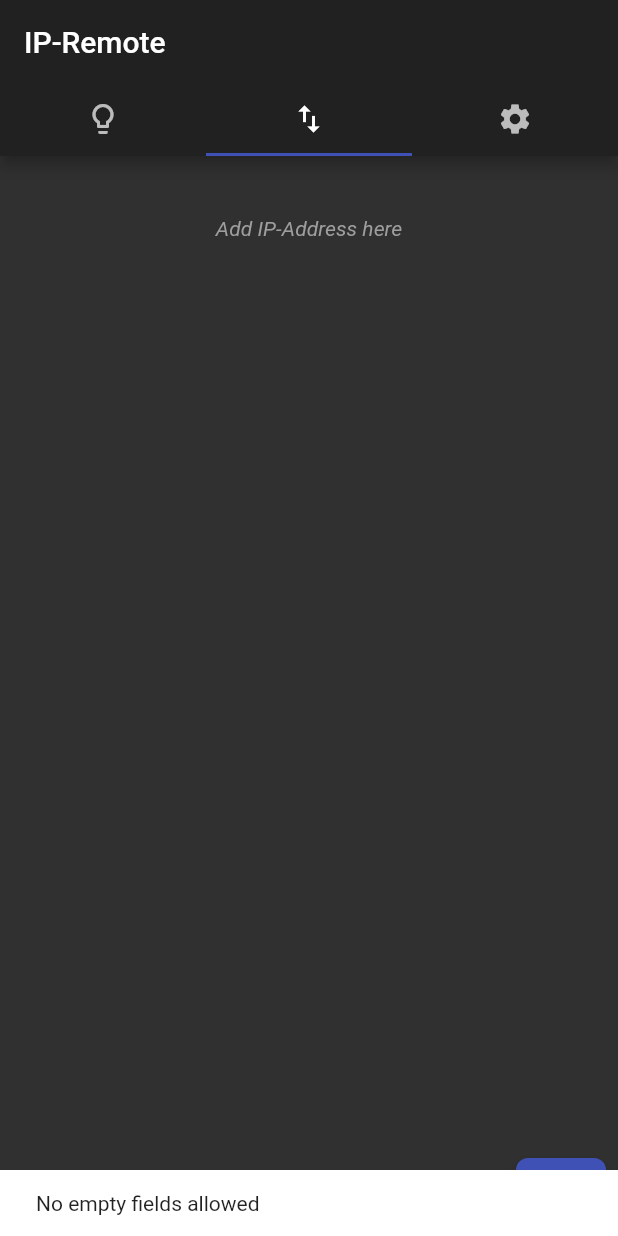
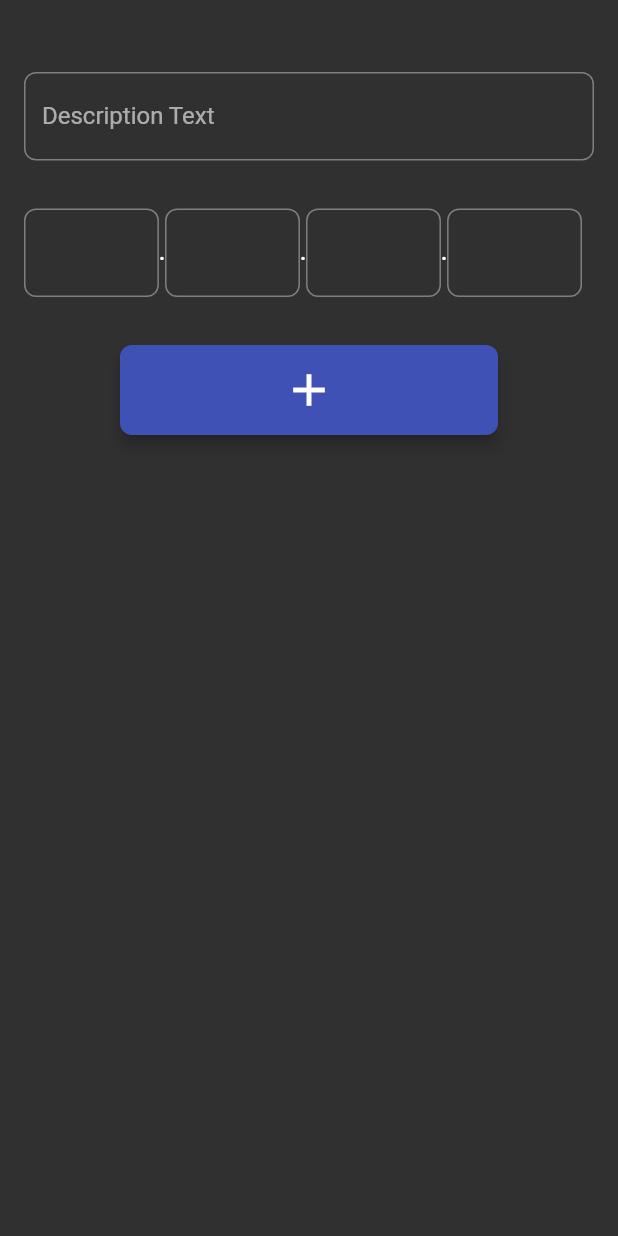
Before and after one commit to tobiasreissmann/ip_remote, a Flutter app: the screen it shows after launch, tab 2 chosen, after a tap on the "add" icon, on a phone screen of 412 x 824 dp. Run offline on Flutter 3.47's test engine with Material 2 defaults, Android fonts, the light colour scheme and no system bars; our stand-ins replace rxdart, sqflite; accounts and stored records are empty.

Commit message:
ip desc && bug fixing

```diff
--- a/ip_remote/lib/bloc/ipAddressBloc.dart
+++ b/ip_remote/lib/bloc/ipAddressBloc.dart
@@ -2,6 +2,7 @@ import 'dart:async';
 import 'package:rxdart/rxdart.dart';
 
 import 'package:ip_remote/services/database.dart';
+import 'package:ip_remote/models/ip_address.dart';
 
 class IpAddressBloc {
   IpAddressBloc() {
@@ -12,41 +13,41 @@ class IpAddressBloc {
     _loadData();
   }
 
-  final _ipAddressListController = BehaviorSubject<List<String>>();
-  StreamSink<List<String>> get _inIpAddressListSink => _ipAddressListController.sink;
-  Stream<List<String>> get ipAddressListStream => _ipAddressListController.stream;
-  List<String> get ipAddressList => _ipAddressListController.value;
+  final _ipAddressListController = BehaviorSubject<List<IpAddress>>();
+  StreamSink<List<IpAddress>> get _inIpAddressListSink => _ipAddressListController.sink;
+  Stream<List<IpAddress>> get ipAddressListStream => _ipAddressListController.stream;
+  List<IpAddress> get ipAddressList => _ipAddressListController.value;
 
-  final _activeIpAddressController = BehaviorSubject<String>();
-  StreamSink<String> get _inActiveIpAddressSink => _activeIpAddressController.sink;
-  Stream<String> get activeIpAddressStream => _activeIpAddressController.stream;
-  String get activeIpAddress => _activeIpAddressController.value;
+  final _activeIpAddressController = BehaviorSubject<IpAddress>();
+  StreamSink<IpAddress> get _inActiveIpAddressSink => _activeIpAddressController.sink;
+  Stream<IpAddress> get activeIpAddressStream => _activeIpAddressController.stream;
+  IpAddress get activeIpAddress => _activeIpAddressController.value;
 
-  final _changeActiveIpAdress = StreamController<String>();
-  StreamSink<String> get changeActiveIpAddress => _changeActiveIpAdress.sink;
-  Stream<String> get _changeActiveIpAdressStream => _changeActiveIpAdress.stream;
+  final _changeActiveIpAdress = StreamController<IpAddress>();
+  StreamSink<IpAddress> get changeActiveIpAddress => _changeActiveIpAdress.sink;
+  Stream<IpAddress> get _changeActiveIpAdressStream => _changeActiveIpAdress.stream;
 
-  final _addIpAddressController = StreamController<String>();
-  StreamSink<String> get addIpAddress => _addIpAddressController.sink;
-  Stream<String> get _addIpAddressStream => _addIpAddressController.stream;
+  final _addIpAddressController = StreamController<IpAddress>();
+  StreamSink<IpAddress> get addIpAddress => _addIpAddressController.sink;
+  Stream<IpAddress> get _addIpAddressStream => _addIpAddressController.stream;
 
-  final _deleteIpAddressController = StreamController<String>();
-  StreamSink<String> get deleteIpAddress => _deleteIpAddressController.sink;
-  Stream<String> get _deleteIpAddressStream => _deleteIpAddressController.stream;
+  final _deleteIpAddressController = StreamController<IpAddress>();
+  StreamSink<IpAddress> get deleteIpAddress => _deleteIpAddressController.sink;
+  Stream<IpAddress> get _deleteIpAddressStream => _deleteIpAddressController.stream;
 
-  void _addIpAddress(String ipAddress) {
+  void _addIpAddress(IpAddress ipAddress) {
     _inIpAddressListSink.add((ipAddressList != null ? (ipAddressList..add(ipAddress)) : [ipAddress]).toList());
-    if (activeIpAddress == null) changeActiveIpAddress.add(ipAddress);
+    if (ipAddressList.isEmpty || activeIpAddress == null) changeActiveIpAddress.add(ipAddress);
     databaseAddIpAddress(ipAddress);
   }
 
-  void _removeIpAddress(String ipAddress) {
+  void _removeIpAddress(IpAddress ipAddress) {
     _inIpAddressListSink.add(ipAddressList.where((_ipAddress) => _ipAddress != ipAddress).toList());
-    if (activeIpAddress == ipAddress) changeActiveIpAddress.add(null);
+    if (activeIpAddress.address == ipAddress.address && activeIpAddress.description == ipAddress.description) changeActiveIpAddress.add(null);
     databaseRemoveIpAddress(ipAddress);
   }
 
-  void _changeActiveIpAddress(String ipAddress) {
+  void _changeActiveIpAddress(IpAddress ipAddress) {
     _inActiveIpAddressSink.add(ipAddress);
     databaseChangeActiveIpAddress(ipAddress);
   }
--- /dev/null
+++ b/ip_remote/lib/gui/network/addIpAddressDialog.dart
@@ -0,0 +1,161 @@
+import 'package:flutter/material.dart';
+
+import 'package:ip_remote/bloc/ipAddressProvider.dart';
+import 'package:ip_remote/models/ip_address.dart';
+
+class AddIpAddressDialog extends StatefulWidget {
+  @override
+  _AddIpAddressDialogState createState() => _AddIpAddressDialogState();
+}
+
+class _AddIpAddressDialogState extends State<AddIpAddressDialog> {
+  final TextEditingController _ipA = TextEditingController();
+  final TextEditingController _ipB = TextEditingController();
+  final TextEditingController _ipC = TextEditingController();
+  final TextEditingController _ipD = TextEditingController();
+
+  TextEditingController _desciption = TextEditingController();
+  final GlobalKey<ScaffoldState> _scaffoldKey = GlobalKey<ScaffoldState>();
+
+  @override
+  Widget build(BuildContext context) {
+    return GestureDetector(
+      onTap: () => Navigator.pop(context),
+      child: Scaffold(
+        key: _scaffoldKey,
+        body: ListView(
+          children: <Widget>[
+            Padding(padding: const EdgeInsets.all(16)),
+            Padding(
+              padding: const EdgeInsets.all(16),
+              child: TextFormField(
+                keyboardAppearance: Brightness.dark,
+                controller: _desciption,
+                decoration: InputDecoration(
+                  labelText: 'Description Text',
+                  border: OutlineInputBorder(borderRadius: BorderRadius.circular(8)),
+                ),
+              ),
+            ),
+            Padding(
+              padding: const EdgeInsets.all(16),
+              child: Row(
+                children: <Widget>[
+                  Expanded(
+                    flex: 4,
+                    child: Row(
+                      children: <Widget>[
+                        Expanded(
+                          child: TextFormField(
+                            controller: _ipA,
+                            decoration: InputDecoration(
+                              border: OutlineInputBorder(borderRadius: BorderRadius.circular(8)),
+                            ),
+                            textAlign: TextAlign.center,
+                            keyboardType: TextInputType.number,
+                          ),
+                        ),
+                        Text('.', style: TextStyle(fontWeight: FontWeight.bold)),
+                        Expanded(
+                          child: TextFormField(
+                            controller: _ipB,
+                            decoration: InputDecoration(
+                              border: OutlineInputBorder(borderRadius: BorderRadius.circular(8)),
+                            ),
+                            textAlign: TextAlign.center,
+                            keyboardType: TextInputType.number,
+                          ),
+                        ),
+                        Text('.', style: TextStyle(fontWeight: FontWeight.bold)),
+                        Expanded(
+                          child: TextFormField(
+                            controller: _ipC,
+                            decoration: InputDecoration(
+                              border: OutlineInputBorder(borderRadius: BorderRadius.circular(8)),
+                            ),
+                            textAlign: TextAlign.center,
+                            keyboardType: TextInputType.number,
+                          ),
+                        ),
+                        Text('.', style: TextStyle(fontWeight: FontWeight.bold)),
+                        Expanded(
+                          child: TextFormField(
+                            controller: _ipD,
+                            decoration: InputDecoration(
+                              border: OutlineInputBorder(borderRadius: BorderRadius.circular(8)),
+                            ),
+                            textAlign: TextAlign.center,
+                            keyboardType: TextInputType.number,
+                          ),
+                        ),
+                        Padding(padding: const EdgeInsets.all(4)),
+                      ],
+                    ),
+                  ),
+                ],
+              ),
+            ),
+            Padding(
+              padding: const EdgeInsets.symmetric(horizontal: 80, vertical: 16),
+              child: ButtonTheme(
+                height: 50,
+                child: Hero(
+                  tag: "addIpAddress",
+                  child: ButtonTheme(
+                    height: 60,
+                    minWidth: 90,
+                    child: RaisedButton(
+                      elevation: 4,
+                      shape: RoundedRectangleBorder(borderRadius: BorderRadius.circular(8)),
+                      child: Icon(Icons.add, size: 36),
+                      onPressed: () => addIpAddress(context),
+                    ),
+                  ),
+                ),
+              ),
+            ),
+          ],
+        ),
+      ),
+    );
+  }
+
+  void addIpAddress(BuildContext context) {
+    if (_ipA.text == '' || _ipB.text == '' || _ipB.text == '' || _ipB.text == '') {
+      _scaffoldKey.currentState.removeCurrentSnackBar();
+      _scaffoldKey.currentState.showSnackBar(
+        SnackBar(content: Text('No empty fields allowed')),
+      );
+      return;
+    }
+    final IpAddress ipAddress = IpAddress('${_ipA.text}.${_ipB.text}.${_ipC.text}.${_ipD.text}', _desciption.text);
+    RegExp validIpAddress =
+        RegExp(r'^(?:(?:25[0-5]|2[0-4][0-9]|[01]?[0-9][0-9]?)\.){3}(?:25[0-5]|2[0-4][0-9]|[01]?[0-9][0-9]?)$');
+    if (validIpAddress.allMatches(ipAddress.address).length != 1) {
+      _scaffoldKey.currentState.removeCurrentSnackBar();
+      _scaffoldKey.currentState.showSnackBar(
+        SnackBar(content: Text('False IP-Address syntax')),
+      );
+      return;
+    }
+    if (IpAddressProvider.of(context)
+        .bloc
+        .ipAddressList
+        .where(
+            (_ipAddress) => _ipAddress.address == ipAddress.address && _ipAddress.description == ipAddress.description)
+        .isNotEmpty) {
+      _scaffoldKey.currentState.removeCurrentSnackBar();
+      _scaffoldKey.currentState.showSnackBar(
+        SnackBar(content: Text('IP-Address already exists')),
+      );
+      return;
+    }
+    IpAddressProvider.of(context).bloc.addIpAddress.add(ipAddress);
+    _ipA.clear();
+    _ipB.clear();
+    _ipC.clear();
+    _ipD.clear();
+    _desciption.clear();
+    Navigator.pop(context);
+  }
+}
--- a/ip_remote/lib/gui/network/ipAddressMask.dart
+++ /dev/null
@@ -1,106 +0,0 @@
-import 'package:flutter/material.dart';
-
-import 'package:ip_remote/bloc/ipAddressProvider.dart';
-
-class IpAddressMask extends StatelessWidget {
-  final TextEditingController _ipA = TextEditingController();
-  final TextEditingController _ipB = TextEditingController();
-  final TextEditingController _ipC = TextEditingController();
-  final TextEditingController _ipD = TextEditingController();
-
-  final GlobalKey<ScaffoldState> scaffoldKey;
-
-  IpAddressMask({Key key, @required this.scaffoldKey}) : super(key: key);
-
-  @override
-  Widget build(BuildContext context) {
-    return Padding(
-      padding: const EdgeInsets.all(8),
-      child: Row(
-        children: <Widget>[
-          Expanded(
-            flex: 4,
-            child: Row(
-              children: <Widget>[
-                Expanded(
-                  child: TextFormField(
-                    controller: _ipA,
-                    textAlign: TextAlign.center,
-                    keyboardType: TextInputType.number,
-                  ),
-                ),
-                Text('.', style: TextStyle(fontWeight: FontWeight.bold)),
-                Expanded(
-                  child: TextFormField(
-                    controller: _ipB,
-                    textAlign: TextAlign.center,
-                    keyboardType: TextInputType.number,
-                  ),
-                ),
-                Text('.', style: TextStyle(fontWeight: FontWeight.bold)),
-                Expanded(
-                  child: TextFormField(
-                    controller: _ipC,
-                    textAlign: TextAlign.center,
-                    keyboardType: TextInputType.number,
-                  ),
-                ),
-                Text('.', style: TextStyle(fontWeight: FontWeight.bold)),
-                Expanded(
-                  child: TextFormField(
-                    controller: _ipD,
-                    textAlign: TextAlign.center,
-                    keyboardType: TextInputType.number,
-                  ),
-                ),
-                Padding(padding: const EdgeInsets.all(4)),
-              ],
-            ),
-          ),
-          ButtonTheme(
-            height: 40,
-            minWidth: 60,
-            child: RaisedButton(
-              elevation: 4,
-              shape: RoundedRectangleBorder(borderRadius: BorderRadius.circular(8)),
-              child: Icon(Icons.add),
-              onPressed: () => addIpAddress(context),
-            ),
-          ),
-        ],
-      ),
-    );
-  }
-
-  void addIpAddress(BuildContext context) {
-    if (_ipA.text == '' || _ipB.text == '' || _ipB.text == '' || _ipB.text == '') {
-      scaffoldKey.currentState.removeCurrentSnackBar();
-      scaffoldKey.currentState.showSnackBar(
-        SnackBar(content: Text('No empty fields allowed')),
-      );
-      return;
-    }
-    final String ipAddress = '${_ipA.text}.${_ipB.text}.${_ipC.text}.${_ipD.text}';
-    RegExp validIpAddress =
-        RegExp(r'^(?:(?:25[0-5]|2[0-4][0-9]|[01]?[0-9][0-9]?)\.){3}(?:25[0-5]|2[0-4][0-9]|[01]?[0-9][0-9]?)$');
-    if (validIpAddress.allMatches(ipAddress).length != 1) {
-      scaffoldKey.currentState.removeCurrentSnackBar();
-      scaffoldKey.currentState.showSnackBar(
-        SnackBar(content: Text('False IP-Address syntax')),
-      );
-      return;
-    }
-    if (IpAddressProvider.of(context).bloc.ipAddressList.where((_ipAddress) => _ipAddress == ipAddress).isNotEmpty) {
-      scaffoldKey.currentState.removeCurrentSnackBar();
-      scaffoldKey.currentState.showSnackBar(
-        SnackBar(content: Text('IP-Address already exists')),
-      );
-      return;
-    }
-    IpAddressProvider.of(context).bloc.addIpAddress.add(ipAddress);
-    _ipA.clear();
-    _ipB.clear();
-    _ipC.clear();
-    _ipD.clear();
-  }
-}
--- a/ip_remote/lib/gui/network/ipAddressSettings.dart
+++ b/ip_remote/lib/gui/network/ipAddressSettings.dart
@@ -1,8 +1,9 @@
 import 'package:flutter/material.dart';
 
 import 'package:ip_remote/bloc/ipAddressProvider.dart';
+import 'package:ip_remote/gui/network/addIpAddressDialog.dart';
 import 'package:ip_remote/gui/network/ipAddressCard.dart';
-import 'package:ip_remote/gui/network/ipAddressMask.dart';
+import 'package:ip_remote/models/ip_address.dart';
 
 class IpAddressSettings extends StatefulWidget {
   final GlobalKey<ScaffoldState> scaffoldKey;
@@ -22,7 +23,7 @@ class _IpAddressSettingsState extends State<IpAddressSettings> with AutomaticKee
       children: <Widget>[
         StreamBuilder(
           stream: IpAddressProvider.of(context).bloc.ipAddressListStream,
-          builder: (BuildContext context, AsyncSnapshot<List<String>> ipAddressList) {
+          builder: (BuildContext context, AsyncSnapshot<List<IpAddress>> ipAddressList) {
             return ListView(
               children: <Widget>[]
                 ..addAll(ipAddressList.hasData
@@ -34,7 +35,31 @@ class _IpAddressSettingsState extends State<IpAddressSettings> with AutomaticKee
             );
           },
         ),
-        IpAddressMask(scaffoldKey: widget.scaffoldKey),
+        Padding(
+          padding: const EdgeInsets.all(8),
+          child: Row(
+            mainAxisAlignment: MainAxisAlignment.end,
+            children: <Widget>[
+              Expanded(flex: 4, child: SizedBox()),
+              Hero(
+                tag: "addIpAddress",
+                child: ButtonTheme(
+                  height: 40,
+                  minWidth: 60,
+                  child: RaisedButton(
+                    elevation: 4,
+                    shape: RoundedRectangleBorder(borderRadius: BorderRadius.circular(8)),
+                    child: Icon(Icons.add),
+                    onPressed: () => Navigator.push(
+                          context,
+                          MaterialPageRoute(builder: (context) => AddIpAddressDialog()),
+                        ),
+                  ),
+                ),
+              ),
+            ],
+          ),
+        ),
       ],
     );
   }
--- /dev/null
+++ b/ip_remote/lib/models/ip_address.dart
@@ -0,0 +1,6 @@
+class IpAddress {
+  final String address;
+  final String description;
+
+  IpAddress(this.address, this.description);
+}
--- a/ip_remote/lib/services/database.dart
+++ b/ip_remote/lib/services/database.dart
@@ -1,3 +1,4 @@
+import 'package:ip_remote/models/ip_address.dart';
 import 'package:path/path.dart';
 import 'package:sqflite/sqflite.dart';
 
@@ -7,20 +8,27 @@ Future<Database> get database async {
   String path = join(await getDatabasesPath(), 'ipRemote.db');
   return await openDatabase(
     path,
-    version: 1,
+    version: 2,
     onCreate: (Database db, int version) async {
-      await db.execute('CREATE TABLE IpAddresses (address TEXT PRIMARY KEY, active BIT)');
+      await db.execute('CREATE TABLE IpAddresses (address TEXT, desc TEXT, active BIT, PRIMARY KEY (address, desc))');
       await db.execute(
           'CREATE TABLE LightModes (button TEXT, feedback TEXT, path TEXT, PRIMARY KEY (button, feedback, path))');
+    },
+    onUpgrade: (Database db, int oldVersion, int newVersion) async {
+      List<Map> _list = await db.rawQuery('SELECT * FROM IpAddresses');
+      await db.execute('DROP TABLE IpAddresses');
+      await db.execute('CREATE TABLE IpAddresses (address TEXT, desc TEXT, active BIT, PRIMARY KEY (address, desc))');
+      _list.forEach((entry) => db.rawInsert(
+          'INSERT INTO IpAddresses (address, desc, active) VALUES ("${entry['address']}", "IP-Address", "${entry['active']}")'));
     },
   );
 }
 
-Future<List<String>> get databaseIpAddressList async {
+Future<List<IpAddress>> get databaseIpAddressList async {
   Database _database = await database;
   List<Map> _list = await _database.rawQuery('SELECT * FROM IpAddresses');
-  List<String> _ipAddressList = [];
-  _list.forEach((entry) => _ipAddressList.add(entry['address']));
+  List<IpAddress> _ipAddressList = [];
+  _list.forEach((entry) => _ipAddressList.add(IpAddress(entry['address'], entry['desc'])));
   return _ipAddressList;
 }
 
@@ -32,28 +40,30 @@ Future<List<LightMode>> get databaseLightModeList async {
   return _lightModesList;
 }
 
-Future<String> get databaseActiveIpAddress async {
+Future<IpAddress> get databaseActiveIpAddress async {
   Database _database = await database;
-  List<Map> _list = await _database.rawQuery('SELECT address FROM IpAddresses WHERE active = 1');
-  if (_list.isNotEmpty) return _list[0]['address'];
+  List<Map> _list = await _database.rawQuery('SELECT * FROM IpAddresses WHERE active = 1');
+  if (_list.isNotEmpty) return IpAddress(_list[0]['address'], _list[0]['desc']);
   return null;
 }
 
-void databaseAddIpAddress(String ipAddress) async {
+void databaseAddIpAddress(IpAddress ipAddress) async {
   Database _database = await database;
-  await _database
-      .transaction((txn) async => await txn.rawInsert('INSERT INTO IpAddresses(address) VALUES("$ipAddress")'));
+  await _database.transaction((txn) async => await txn
+      .rawInsert('INSERT INTO IpAddresses(address, desc) VALUES("${ipAddress.address}", "${ipAddress.description}")'));
 }
 
-void databaseRemoveIpAddress(String ipAddress) async {
+void databaseRemoveIpAddress(IpAddress ipAddress) async {
   Database _database = await database;
-  await _database.rawDelete('DELETE FROM IpAddresses WHERE address = "$ipAddress"');
+  await _database.rawDelete('DELETE FROM IpAddresses WHERE address = "${ipAddress.address}"');
 }
 
-void databaseChangeActiveIpAddress(String ipAddress) async {
+void databaseChangeActiveIpAddress(IpAddress ipAddress) async {
   Database _database = await database;
   await _database.rawUpdate('UPDATE IpAddresses SET active = 0');
-  await _database.rawUpdate('UPDATE IpAddresses SET active = 1 WHERE address = "$ipAddress"');
+  if (ipAddress != null)
+    await _database.rawUpdate(
+        'UPDATE IpAddresses SET active = 1 WHERE address = "${ipAddress.address}" AND desc = "${ipAddress.description}"');
 }
 
 void databaseAddLightMode(LightMode lightMode) async {
```
Also changed, not shown: ip_remote/lib/gui/network/ipAddressCard.dart (+14 -5 lines), ip_remote/lib/gui/remote/lightButton.dart (+4 -3 lines), 1 other file.
